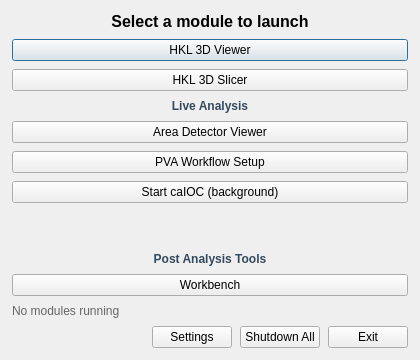
First picture: the form in gui/dashpva.ui, repository AdvancedPhotonSource/DashPVA, before the edit.
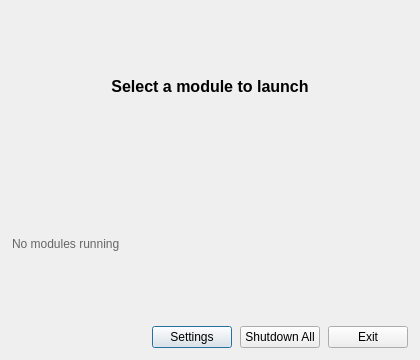
Second picture: the form after the edit.

Commit message: remove: unnessacary buttons from launcher gui

```diff
--- a/gui/dashpva.ui
+++ b/gui/dashpva.ui
@@ -42,93 +42,7 @@
      </property>
     </widget>
    </item>
-   <item>
-    <widget class="QPushButton" name="btn_hkl3d_viewer">
-     <property name="text">
-      <string>HKL 3D Viewer</string>
-     </property>
-    </widget>
-   </item>
-   <item>
-    <widget class="QPushButton" name="btn_hkl3d_slicer">
-     <property name="text">
-      <string>HKL 3D Slicer</string>
-     </property>
-    </widget>
-   </item>
-   <item>
-    <widget class="QLabel" name="lbl_live_header">
-     <property name="styleSheet">
-      <string notr="true">font-weight: bold; color: #34495e; font-size: 12px;</string>
-     </property>
-     <property name="text">
-      <string>Live Analysis</string>
-     </property>
-     <property name="alignment">
-      <set>Qt::AlignCenter</set>
-     </property>
-    </widget>
-   </item>
-   <item>
-    <widget class="QPushButton" name="btn_area_detector">
-     <property name="text">
-      <string>Area Detector Viewer</string>
-     </property>
-    </widget>
-   </item>
-   <item>
-    <widget class="QPushButton" name="btn_pva_setup">
-     <property name="text">
-      <string>PVA Workflow Setup</string>
-     </property>
-    </widget>
-   </item>
-   <item>
-    <widget class="QPushButton" name="btn_sim_setup">
-     <property name="toolTip">
-      <string>Launch simulator in background (no console output)</string>
-     </property>
-     <property name="text">
-      <string>Start caIOC (background)</string>
-     </property>
-    </widget>
-   </item>
-   <item>
-    <spacer name="verticalSpacer">
-     <property name="orientation">
-      <enum>Qt::Vertical</enum>
-     </property>
-     <property name="sizeHint" stdset="0">
-      <size>
-       <width>20</width>
-       <height>20</height>
-      </size>
-     </property>
-    </spacer>
-   </item>
-   <item>
-    <widget class="QLabel" name="lbl_post_analysis_header">
-     <property name="styleSheet">
-      <string notr="true">font-weight: bold; color: #34495e; font-size: 12px;</string>
-     </property>
-     <property name="text">
-      <string>Post Analysis Tools</string>
-     </property>
-     <property name="alignment">
-      <set>Qt::AlignCenter</set>
-     </property>
-    </widget>
-   </item>
-   <item>
-    <widget class="QPushButton" name="btn_workbench">
-     <property name="text">
-      <string>Workbench</string>
-     </property>
-     <property name="toolTip">
-      <string>Launch Workbench - Data Analysis Tool</string>
-     </property>
-    </widget>
-   </item>
+
    <item>
     <widget class="QLabel" name="lbl_status">
      <property name="styleSheet">
```
